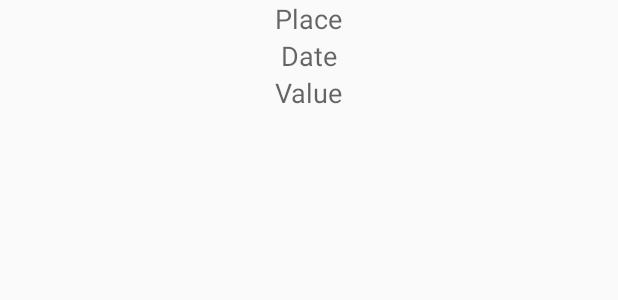
After one commit to vitorog/nubank-report, an Android app: the layout purchase_item_row.xml on its own in the app's theme, with its tools: preview values and no code run, on a phone screen of 412 x 824 dp. The commit adds this screen. Shown: the top 300 px of the screen. Run offline under Robolectric (Android 15) with nearby library versions, the phone set to English and light mode, and no system bars.

Commit message:
--Create custom adapter for purchases --Add item removal on long click

```diff
--- /dev/null
+++ b/app/src/main/res/layout/purchase_item_row.xml
@@ -0,0 +1,29 @@
+<?xml version="1.0" encoding="utf-8"?>
+<LinearLayout xmlns:android="http://schemas.android.com/apk/res/android"
+    android:orientation="vertical" android:layout_width="fill_parent"
+    android:layout_height="fill_parent">
+
+    <TextView
+        android:layout_width="wrap_content"
+        android:layout_height="wrap_content"
+        android:textAppearance="?android:attr/textAppearanceMedium"
+        android:id="@+id/place"
+        android:layout_gravity="center_horizontal"
+        android:text="Place" />
+
+    <TextView
+        android:layout_width="wrap_content"
+        android:layout_height="wrap_content"
+        android:textAppearance="?android:attr/textAppearanceMedium"
+        android:text="Date"
+        android:id="@+id/date"
+        android:layout_gravity="center_horizontal" />
+
+    <TextView
+        android:layout_width="wrap_content"
+        android:layout_height="wrap_content"
+        android:textAppearance="?android:attr/textAppearanceMedium"
+        android:text="Value"
+        android:id="@+id/value"
+        android:layout_gravity="center_horizontal" />
+</LinearLayout>
```
Also changed, not shown: app/src/main/java/com/vitorog/nubankreport/MainActivity.java (+33 -57 lines), app/src/main/java/com/vitorog/nubankreport/NubankReportBackupAgent.java (added, +28 -0 lines), app/src/main/java/com/vitorog/nubankreport/PurchasesAdapter.java (added, +115 -0 lines).
